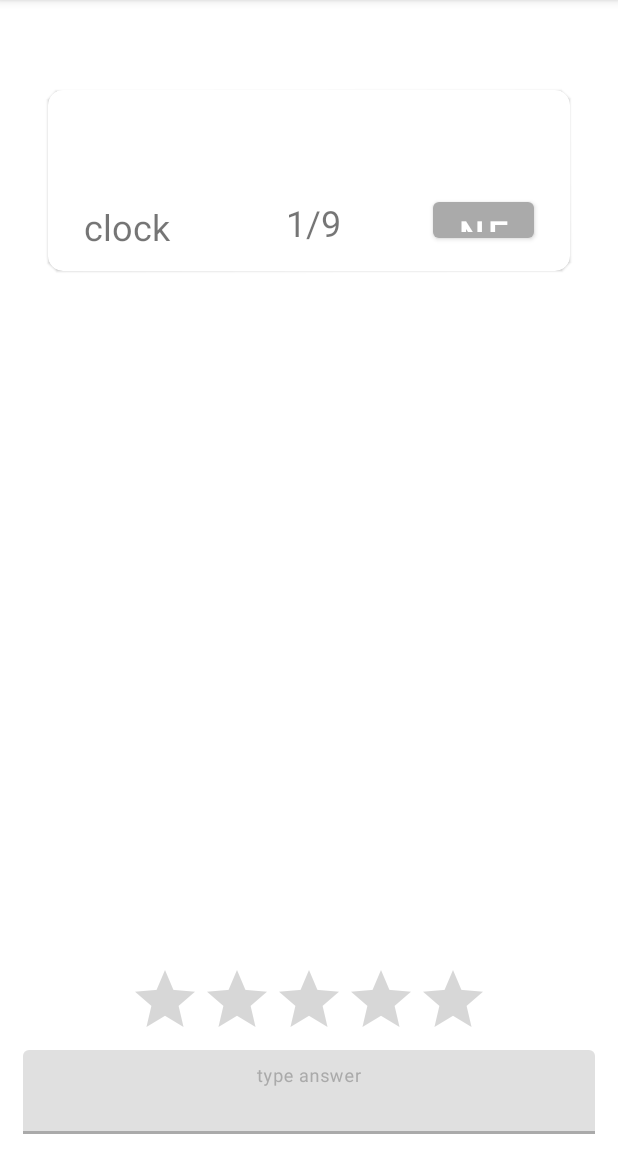
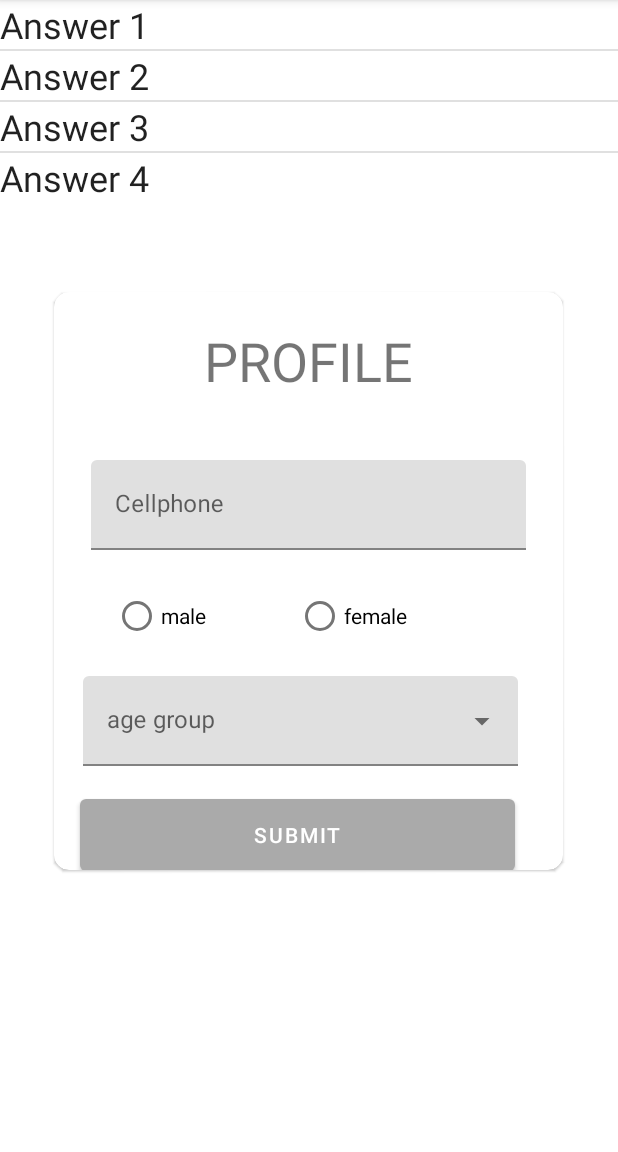
Before and after one commit to kitsoNamane/FeedbackMaster, an Android app: the screen it shows after launch (MainActivity), on a phone screen of 412 x 824 dp, the part 84-1236 px from its top. Run offline under Robolectric (Android 15) with nearby library versions, the phone set to English and light mode, and no system bars.

Commit message:
Implement questions answerlist

```diff
--- a/app/build.gradle
+++ b/app/build.gradle
@@ -30,4 +30,7 @@ dependencies {
     implementation 'androidx.cardview:cardview:1.0.0'
     implementation 'com.jaredrummler:material-spinner:1.3.1'
     implementation 'com.android.support:cardview-v7:28.0.0'
+    def room_version = "2.2.2"
+    implementation "androidx.room:room-runtime:$room_version"
+    annotationProcessor "androidx.room:room-compiler:$room_version"
 }
--- a/app/src/main/java/sdk/kitso/feedbackmaster/MainActivity.java
+++ b/app/src/main/java/sdk/kitso/feedbackmaster/MainActivity.java
@@ -1,42 +1,81 @@
 package sdk.kitso.feedbackmaster;
 
-import androidx.annotation.LayoutRes;
 import androidx.appcompat.app.AppCompatActivity;
-import androidx.constraintlayout.widget.ConstraintLayout;
 
 import android.os.Bundle;
-import android.text.Layout;
 import android.view.LayoutInflater;
-import android.view.Menu;
-import android.view.MenuInflater;
 import android.view.View;
 import android.view.ViewGroup;
+import android.widget.AbsListView;
+import android.widget.AdapterView;
 import android.widget.ArrayAdapter;
 import android.widget.AutoCompleteTextView;
-import android.widget.Button;
+import android.widget.CheckedTextView;
 import android.widget.LinearLayout;
+import android.widget.ListView;
+import android.widget.RadioButton;
+import android.widget.RadioGroup;
+import android.widget.TextView;
+import android.widget.Toast;
 
-import com.google.android.material.card.MaterialCardView;
-import com.google.android.material.snackbar.Snackbar;
-import com.jaredrummler.materialspinner.MaterialSpinner;
+import com.google.android.material.textfield.TextInputEditText;
+import com.google.android.material.textfield.TextInputLayout;
+import com.google.android.material.textview.MaterialTextView;
+
+import org.w3c.dom.Text;
+
+import java.util.ArrayList;
+import java.util.Arrays;
 
 public class MainActivity extends AppCompatActivity {
     LinearLayout linearLayout;
-    LinearLayout questionContainer;
     View setup_profile;
     View view_profile;
     LayoutInflater layoutInflater;
+    ListView listView;
+
+
     @Override
     protected void onCreate(Bundle savedInstanceState) {
         super.onCreate(savedInstanceState);
         setContentView(R.layout.activity_main);
-        questionContainer = findViewById(R.id.populate_question);
+        linearLayout = findViewById(R.id.scroll_layout);
+
+        String[] ANSWERS = new String[] {"Answer 1", "Answer 2", "Answer 3", "Answer 4"};
+        ArrayList<String> answers = new ArrayList<String>();
+        answers.addAll( Arrays.asList(ANSWERS));
+        setup_answers(answers, AbsListView.CHOICE_MODE_SINGLE);
+
         layoutInflater = getLayoutInflater();
-        linearLayout = findViewById(R.id.scroll_layout);
         setup_profile = user_profile(linearLayout, layoutInflater, R.layout.setup_profile);
         view_profile = user_profile(linearLayout, layoutInflater, R.layout.setup_profile);
+        disable_profile(view_profile);
         linearLayout.addView(setup_profile);
         linearLayout.addView(view_profile);
+    }
+
+    public void setup_answers(ArrayList<String> answers, int CHOICE_MODE) {
+        /** ! ChOICE_MODE OPTIONS:
+         AbsListView.CHOICE_MODE_SINGLE
+         AbsListView.CHOICE_MODE_MULTIPLE
+        */
+        listView = findViewById(R.id.answer_list);
+        listView.setAdapter(new MyListAdapter(this, answers));
+        listView.setChoiceMode(CHOICE_MODE);
+        MyListAdapter.setListViewHeightBasedOnChildren(listView);
+        listView.setOnItemSelectedListener(new AdapterView.OnItemSelectedListener() {
+            @Override
+            public void onItemSelected(AdapterView<?> parent, View view, int position, long id) {
+                String text = (String) listView.getItemAtPosition(position);
+                System.out.println(text);
+                Toast.makeText(MainActivity.this, text, Toast.LENGTH_LONG).show();
+            }
+
+            @Override
+            public void onNothingSelected(AdapterView<?> parent) {
+            }
+        });
+
     }
 
     public View user_profile(ViewGroup container, LayoutInflater layoutInflater, int layoutRes) {
@@ -53,6 +92,17 @@ public class MainActivity extends AppCompatActivity {
     }
 
     public void disable_profile(View view) {
+        RadioButton male = view.findViewById(R.id.male);
+        RadioButton female = view.findViewById(R.id.female);
+        TextInputEditText materialTextView = view.findViewById(R.id.cellphone);
+        AutoCompleteTextView textInputLayout = view.findViewById(R.id.filled_exposed_dropdown);
+        male.setChecked(true);
+        male.setEnabled(false);
+        female.setEnabled(false);
+        materialTextView.setText("75757698");
+        materialTextView.setEnabled(false);
+        textInputLayout.setText("25-30");
+        textInputLayout.setEnabled(false);
+    }
 
-    }
 }
--- /dev/null
+++ b/app/src/main/java/sdk/kitso/feedbackmaster/MyListAdapter.java
@@ -0,0 +1,72 @@
+package sdk.kitso.feedbackmaster;
+
+import android.content.Context;
+import android.view.LayoutInflater;
+import android.view.View;
+import android.view.ViewGroup;
+import android.widget.BaseAdapter;
+import android.widget.CheckedTextView;
+import android.widget.ListAdapter;
+import android.widget.ListView;
+import android.widget.TextView;
+
+import java.util.ArrayList;
+
+public class MyListAdapter extends BaseAdapter {
+
+    private ArrayList<String> answers;
+    private LayoutInflater layoutInflater;
+
+    public MyListAdapter(Context context, ArrayList<String> answers) {
+        this.answers = answers;
+        layoutInflater = LayoutInflater.from(context);
+    }
+    @Override
+    public int getCount() {
+        return answers.size();
+    }
+    @Override
+    public Object getItem(int position) {
+        return answers.get(position);
+    }
+    @Override
+    public long getItemId(int position) {
+        return position;
+    }
+    public View getView(int position, View v, ViewGroup vg) {
+        ViewHolder holder;
+        if (v == null) {
+            v = layoutInflater.inflate(R.layout.answer, null);
+            holder = new ViewHolder();
+            holder.answer = v.findViewById(R.id.answer_item);
+            v.setTag(holder);
+        } else {
+            holder = (ViewHolder) v.getTag();
+        }
+        holder.answer.setText(answers.get(position));
+        return v;
+    }
+    static class ViewHolder {
+        CheckedTextView answer;
+    }
+
+    public static void setListViewHeightBasedOnChildren(ListView listView) {
+        ListAdapter listAdapter = listView.getAdapter();
+        if (listAdapter == null) {
+            // pre-condition
+            return;
+        }
+
+        int totalHeight = 0;
+        for (int i = 0; i < listAdapter.getCount(); i++) {
+            View listItem = listAdapter.getView(i, null, listView);
+            listItem.measure(0, 0);
+            totalHeight += listItem.getMeasuredHeight();
+        }
+
+        ViewGroup.LayoutParams params = listView.getLayoutParams();
+        params.height = totalHeight + (listView.getDividerHeight() * (listAdapter.getCount() - 1));
+        listView.setLayoutParams(params);
+        listView.requestLayout();
+}
+}
--- /dev/null
+++ b/app/src/main/java/sdk/kitso/feedbackmaster/ProfileDao.java
@@ -0,0 +1,4 @@
+package sdk.kitso.feedbackmaster;
+
+public class ProfileDao {
+}
--- /dev/null
+++ b/app/src/main/java/sdk/kitso/feedbackmaster/ProfileDb.java
@@ -0,0 +1,4 @@
+package sdk.kitso.feedbackmaster;
+
+public class ProfileDb {
+}
--- a/app/src/main/res/layout/activity_main.xml
+++ b/app/src/main/res/layout/activity_main.xml
@@ -13,12 +13,7 @@
         android:gravity="center|center_vertical"
         android:orientation="vertical">
 
-        <include layout="@layout/question" />
-        <include layout="@layout/rating_stars" />
-        <include layout="@layout/short_answer" />
-        <include layout="@layout/multiple_choice_one_answer_container" />
-        <include layout="@layout/true_or_false" />
-        <include layout="@layout/multiple_choice_many_answers" />
+        <include layout="@layout/multiple_choice" />
     </LinearLayout>
 
 </ScrollView>
--- /dev/null
+++ b/app/src/main/res/layout/answer.xml
@@ -0,0 +1,9 @@
+<?xml version="1.0" encoding="utf-8"?>
+<CheckedTextView xmlns:android="http://schemas.android.com/apk/res/android"
+    android:id="@+id/answer_item"
+    android:layout_width="match_parent"
+    android:layout_height="wrap_content"
+    android:layout_marginTop="16dp"
+    android:gravity="center"
+    android:text="Hello Answer Item"
+    android:textSize="24sp" />
--- /dev/null
+++ b/app/src/main/res/layout/multiple_choice.xml
@@ -0,0 +1,13 @@
+<?xml version="1.0" encoding="utf-8"?>
+<LinearLayout xmlns:android="http://schemas.android.com/apk/res/android"
+    android:layout_width="match_parent"
+    android:layout_height="wrap_content"
+    android:orientation="vertical">
+
+    <ListView
+        android:id="@+id/answer_list"
+        android:choiceMode="singleChoice"
+        android:listSelector="@android:color/darker_gray"
+        android:layout_width="match_parent"
+        android:layout_height="wrap_content" />
+</LinearLayout>
--- a/app/src/main/res/layout/multiple_choice_one_answer_container.xml
+++ /dev/null
@@ -1,30 +0,0 @@
-<?xml version="1.0" encoding="utf-8"?>
-<ScrollView xmlns:android="http://schemas.android.com/apk/res/android"
-    android:layout_width="match_parent"
-    android:layout_height="match_parent"
-    android:orientation="vertical" >
-
-    <RadioGroup
-        android:id="@+id/multiple_choice"
-        android:layout_width="match_parent"
-        android:layout_height="wrap_content">
-        <RadioButton
-            android:id="@+id/radioButton2"
-            android:layout_width="match_parent"
-            android:layout_height="wrap_content"
-            android:button="@null"
-            android:text="RadioButton" />
-        <RadioButton
-            android:id="@+id/radioButton3"
-            android:layout_width="match_parent"
-            android:layout_height="wrap_content"
-            android:button="@null"
-            android:text="RadioButton" />
-        <RadioButton
-            android:id="@+id/radioButton4"
-            android:layout_width="match_parent"
-            android:layout_height="wrap_content"
-            android:button="@null"
-            android:text="RadioButton" />
-    </RadioGroup>
-</ScrollView>
--- a/app/src/main/res/layout/question.xml
+++ b/app/src/main/res/layout/question.xml
@@ -25,7 +25,8 @@
             app:layout_constraintEnd_toEndOf="parent"
             app:layout_constraintHorizontal_bias="0.0"
             app:layout_constraintStart_toStartOf="parent"
-            app:layout_constraintTop_toTopOf="parent"></com.google.android.material.textview.MaterialTextView>
+            app:layout_constraintTop_toTopOf="parent">
+        </com.google.android.material.textview.MaterialTextView>
 
         <LinearLayout
             android:id="@+id/populate_question"
@@ -36,12 +37,13 @@
             android:orientation="vertical"
             app:layout_constraintEnd_toEndOf="parent"
             app:layout_constraintStart_toStartOf="parent"
-            app:layout_constraintTop_toBottomOf="@+id/question"></LinearLayout>
+            app:layout_constraintTop_toBottomOf="@+id/question">
+        </LinearLayout>
 
         <com.google.android.material.textview.MaterialTextView
             android:id="@+id/question_id"
-            android:layout_width="wrap_content"
-            android:layout_height="wrap_content"
+            android:layout_width="65dp"
+            android:layout_height="35dp"
             android:layout_marginBottom="16dp"
             android:text="1/9"
             android:textSize="24sp"
@@ -54,13 +56,13 @@
 
         <com.google.android.material.button.MaterialButton
             android:id="@+id/materialButton"
-            android:layout_width="67dp"
+            android:layout_width="120dp"
             android:layout_height="36dp"
             android:layout_marginEnd="24dp"
             android:layout_marginRight="24dp"
             android:layout_marginBottom="16dp"
             android:text="@string/next"
-            android:textSize="24sp"
+            android:textSize="14sp"
             app:layout_constraintBottom_toBottomOf="parent"
             app:layout_constraintEnd_toEndOf="parent"
             app:layout_constraintTop_toBottomOf="@+id/populate_question"
@@ -68,8 +70,8 @@
 
         <com.google.android.material.textview.MaterialTextView
             android:id="@+id/clock"
-            android:layout_width="64dp"
-            android:layout_height="30dp"
+            android:layout_width="88dp"
+            android:layout_height="32dp"
             android:layout_marginStart="24dp"
             android:layout_marginLeft="24dp"
             android:layout_marginBottom="16dp"
--- a/app/src/main/res/layout/setup_profile.xml
+++ b/app/src/main/res/layout/setup_profile.xml
@@ -40,6 +40,7 @@
             app:layout_constraintTop_toBottomOf="@+id/profile_heading">
 
             <com.google.android.material.textfield.TextInputEditText
+                android:id="@+id/cellphone"
                 android:layout_width="match_parent"
                 android:layout_height="match_parent"
                 android:hint="@string/cellphone"
@@ -60,7 +61,6 @@
             app:layout_constraintHorizontal_bias="0.0"
             app:layout_constraintStart_toStartOf="parent"
             app:layout_constraintTop_toBottomOf="@+id/textInputLayout">
-
             <RadioButton
                 android:id="@+id/male"
                 android:layout_width="wrap_content"
```
Also changed, not shown: app/src/main/java/sdk/kitso/feedbackmaster/Profile.java (added, +44 -0 lines), app/src/main/java/sdk/kitso/feedbackmaster/RecycleAdapter.java (added, +47 -0 lines), app/src/main/res/layout/multiple_choice_many_answers.xml (deleted, +0 -10 lines), app/src/main/res/layout/multiple_choice_many_answers_container.xml (deleted, +0 -12 lines), app/src/main/res/layout/multiple_choice_one_answer.xml (deleted, +0 -10 lines).
